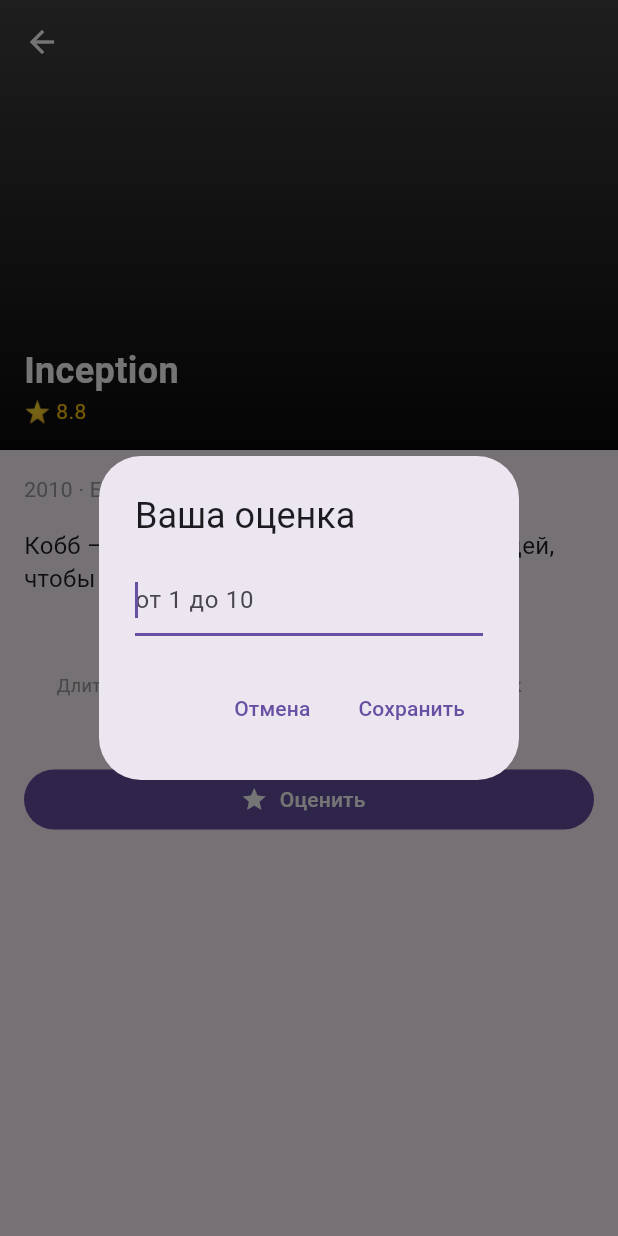
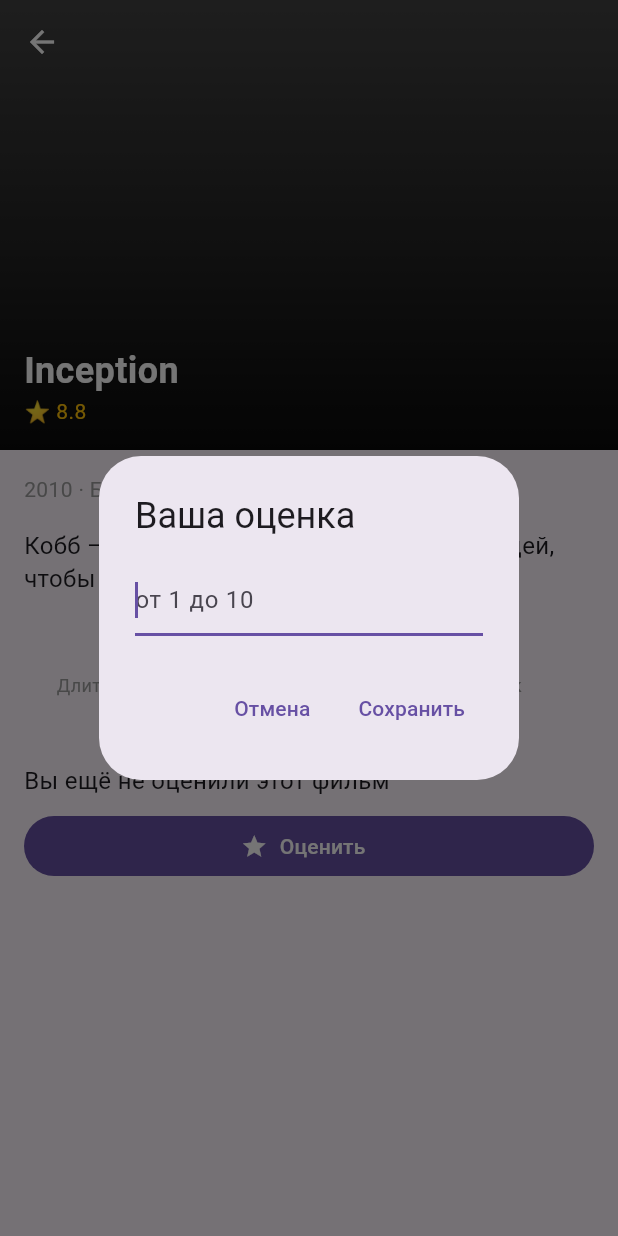
Before and after one commit to xander9112/university_flutter_course, a Flutter app: the MovieDetailScreen screen opened directly with sample values from the repository, after a tap on "Оценить", on a phone screen of 412 x 824 dp. Run offline on Flutter 3.47's test engine with Material 3 defaults, Android fonts, the phone set to English and light mode, and no system bars.

Commit message:
Lesson 12: MoviesProvider, FavoritesProvider and RatingsProvider
Co-Authored-By: Claude Opus 5.5 <noreply@anthropic.com>

```diff
--- /dev/null
+++ b/cine_track/lib/providers/ratings_provider.dart
@@ -0,0 +1,13 @@
+import 'package:flutter/foundation.dart';
+
+class RatingsProvider extends ChangeNotifier {
+  final Map<int, double> _ratings = {};
+
+  /// Личная оценка фильма или `null`, если фильм ещё не оценён.
+  double? ratingOf(int movieId) => _ratings[movieId];
+
+  void setRating(int movieId, double rating) {
+    _ratings[movieId] = rating;
+    notifyListeners();
+  }
+}
--- a/cine_track/lib/screens/movie_detail_screen.dart
+++ b/cine_track/lib/screens/movie_detail_screen.dart
@@ -1,26 +1,34 @@
 import 'package:flutter/material.dart';
+import 'package:provider/provider.dart';
 
 import '../data/genres.dart';
 import '../models/movie.dart';
+import '../providers/ratings_provider.dart';
 import '../widgets/movie_poster.dart';
 import '../widgets/rating_dialog.dart';
 
 class MovieDetailScreen extends StatelessWidget {
   const MovieDetailScreen({super.key});
 
-  Future<void> _rate(BuildContext context) async {
+  Future<void> _rate(BuildContext context, Movie movie) async {
     final rating = await showDialog<double>(
       context: context,
       builder: (_) => const RatingDialog(),
     );
-    if (rating != null && context.mounted) {
-      Navigator.pop(context, rating); // возвращаем оценку на предыдущий экран
-    }
+    if (rating == null || !context.mounted) return;
+
+    // Оценка сохраняется в общем состоянии — неважно, откуда открыт экран
+    // (главная, поиск, избранное). Возвращать её через pop больше не нужно.
+    context.read<RatingsProvider>().setRating(movie.id, rating);
+    ScaffoldMessenger.of(context).showSnackBar(
+      SnackBar(content: Text('Ваша оценка «${movie.title}»: $rating')),
+    );
   }
 
   @override
   Widget build(BuildContext context) {
     final movie = ModalRoute.of(context)!.settings.arguments as Movie;
+    final userRating = context.watch<RatingsProvider>().ratingOf(movie.id);
     final genres = movie.genreIds
         .map((id) => tmdbGenres[id])
         .whereType<String>()
@@ -81,12 +89,21 @@ class MovieDetailScreen extends StatelessWidget {
                     ],
                   ),
                   const SizedBox(height: 24),
+                  Text(
+                    userRating == null
+                        ? 'Вы ещё не оценили этот фильм'
+                        : 'Ваша оценка: ${userRating.toStringAsFixed(1)}',
+                    style: const TextStyle(fontSize: 16),
+                  ),
+                  const SizedBox(height: 8),
                   SizedBox(
                     width: double.infinity,
                     child: FilledButton.icon(
-                      onPressed: () => _rate(context),
+                      onPressed: () => _rate(context, movie),
                       icon: const Icon(Icons.star),
-                      label: const Text('Оценить'),
+                      label: Text(
+                        userRating == null ? 'Оценить' : 'Изменить оценку',
+                      ),
                     ),
                   ),
                 ],
--- a/cine_track/pubspec.yaml
+++ b/cine_track/pubspec.yaml
@@ -10,6 +10,7 @@ dependencies:
   flutter:
     sdk: flutter
   http: ^1.6.0
+  provider: ^6.1.5+1
 
 dev_dependencies:
   flutter_test:
```
Also changed, not shown: cine_track/lib/main.dart (+14 -1 lines), cine_track/lib/providers/favorites_provider.dart (added, +20 -0 lines), cine_track/lib/providers/movies_provider.dart (added, +48 -0 lines), cine_track/lib/screens/favorites_screen.dart (+22 -2 lines), cine_track/lib/screens/home_screen.dart (+48 -77 lines), cine_track/lib/widgets/movie_card.dart (+15 -0 lines), cine_track/pubspec.lock, 1 other file.
